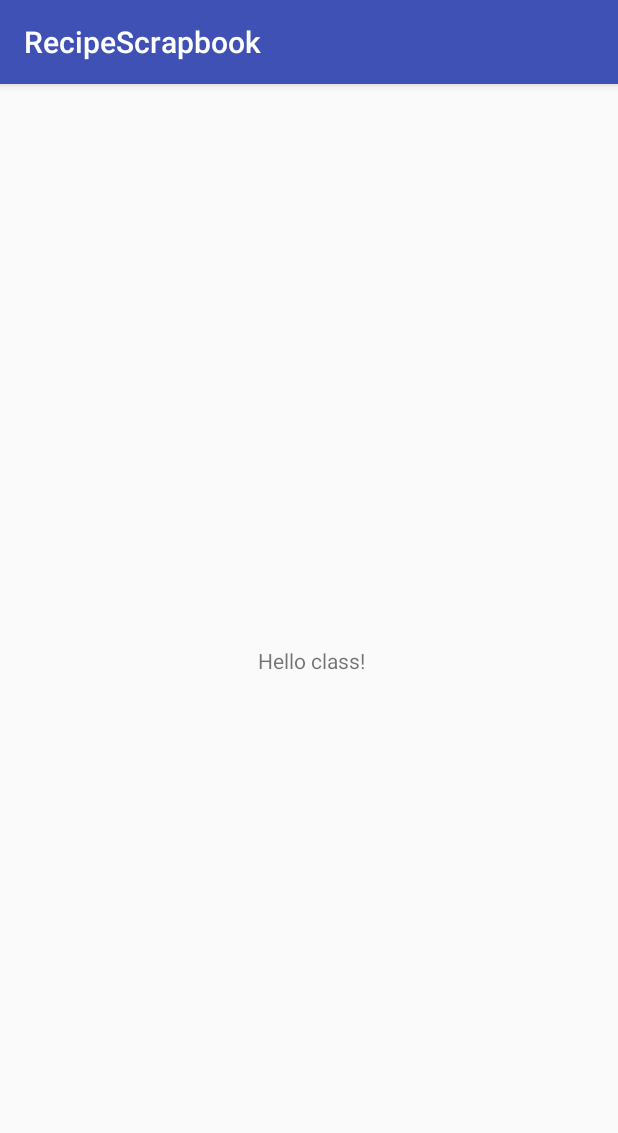
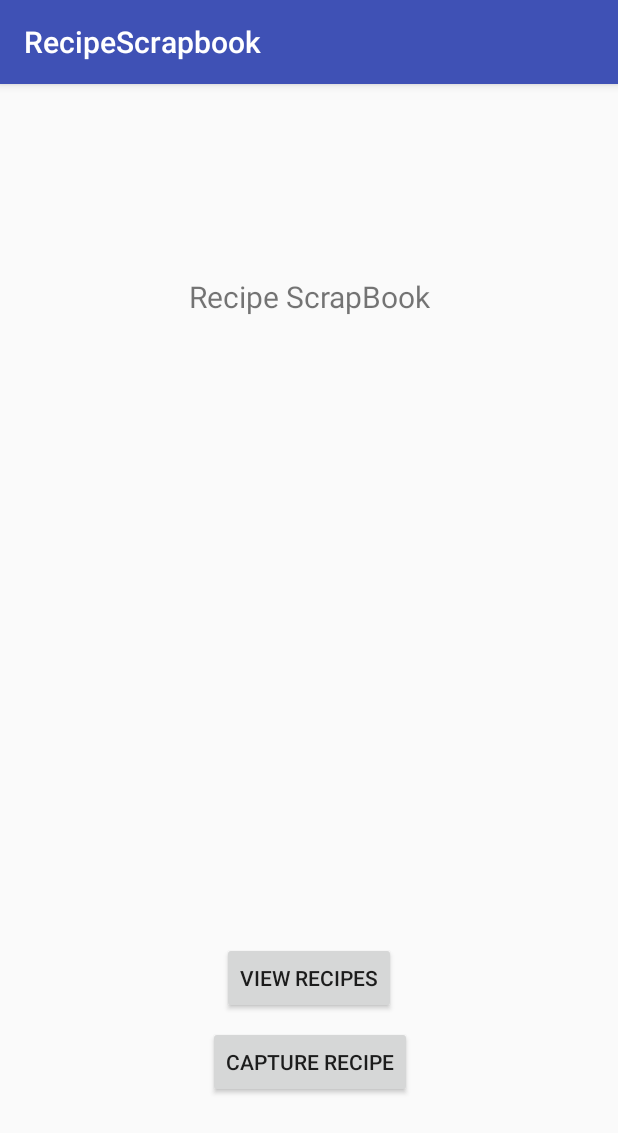
Before and after one commit to kkimbrough81/RecipeScrapbookRepository, an Android app: the screen it shows after launch (MainActivity), on a phone screen of 412 x 824 dp. Shown: the top 1133 px of the screen. Run offline under Robolectric (Android 15) with nearby library versions, the phone set to English and light mode, and no system bars.

Commit message:
Added capture and view recipe activities

```diff
--- a/app/src/main/AndroidManifest.xml
+++ b/app/src/main/AndroidManifest.xml
@@ -16,6 +16,11 @@
                 <category android:name="android.intent.category.LAUNCHER" />
             </intent-filter>
         </activity>
+        <activity
+            android:name=".ViewRecipes"
+            android:parentActivityName=".MainActivity"></activity>
+        <activity android:name=".CaptureRecipe"
+            android:parentActivityName=".MainActivity"></activity>
     </application>
 
 </manifest>
--- a/app/src/main/res/layout/activity_main.xml
+++ b/app/src/main/res/layout/activity_main.xml
@@ -7,12 +7,39 @@
     tools:context="csc.recipescrapbook.MainActivity">
 
     <TextView
+        android:id="@+id/textView"
         android:layout_width="wrap_content"
         android:layout_height="wrap_content"
-        android:text=" Hello class!"
+        android:text="@string/main_page_title"
+        android:textSize="20sp"
         app:layout_constraintBottom_toBottomOf="parent"
+        app:layout_constraintHorizontal_bias="0.502"
         app:layout_constraintLeft_toLeftOf="parent"
         app:layout_constraintRight_toRightOf="parent"
-        app:layout_constraintTop_toTopOf="parent" />
+        app:layout_constraintTop_toTopOf="parent"
+        app:layout_constraintVertical_bias="0.173" />
+
+    <Button
+        android:id="@+id/button"
+        android:layout_width="wrap_content"
+        android:layout_height="wrap_content"
+        android:layout_marginBottom="8dp"
+        android:onClick="viewRecipes"
+        android:text="@string/view_recipe"
+        app:layout_constraintBottom_toTopOf="@+id/button2"
+        app:layout_constraintLeft_toLeftOf="parent"
+        app:layout_constraintRight_toRightOf="parent" />
+
+    <Button
+        android:id="@+id/button2"
+        android:layout_width="wrap_content"
+        android:layout_height="wrap_content"
+        android:layout_marginBottom="92dp"
+        android:onClick="captureRecipe"
+        android:text="@string/capture_recipe"
+        app:layout_constraintBottom_toBottomOf="parent"
+        app:layout_constraintHorizontal_bias="0.502"
+        app:layout_constraintLeft_toLeftOf="parent"
+        app:layout_constraintRight_toRightOf="parent" />
 
 </android.support.constraint.ConstraintLayout>
--- a/app/src/main/res/values/strings.xml
+++ b/app/src/main/res/values/strings.xml
@@ -1,3 +1,6 @@
 <resources>
     <string name="app_name">RecipeScrapbook</string>
+    <string name="main_page_title">Recipe ScrapBook</string>
+    <string name="view_recipe">View Recipes</string>
+    <string name="capture_recipe">Capture Recipe</string>
 </resources>
```
Also changed, not shown: app/build.gradle (+8 -1 lines), app/src/main/java/csc/recipescrapbook/CaptureRecipe.java (added, +13 -0 lines), app/src/main/java/csc/recipescrapbook/MainActivity.java (+15 -0 lines), app/src/main/java/csc/recipescrapbook/ViewRecipes.java (added, +13 -0 lines), app/src/main/res/layout/activity_capture.xml (added, +9 -0 lines), app/src/main/res/layout/activity_view_recipes.xml (added, +9 -0 lines).
